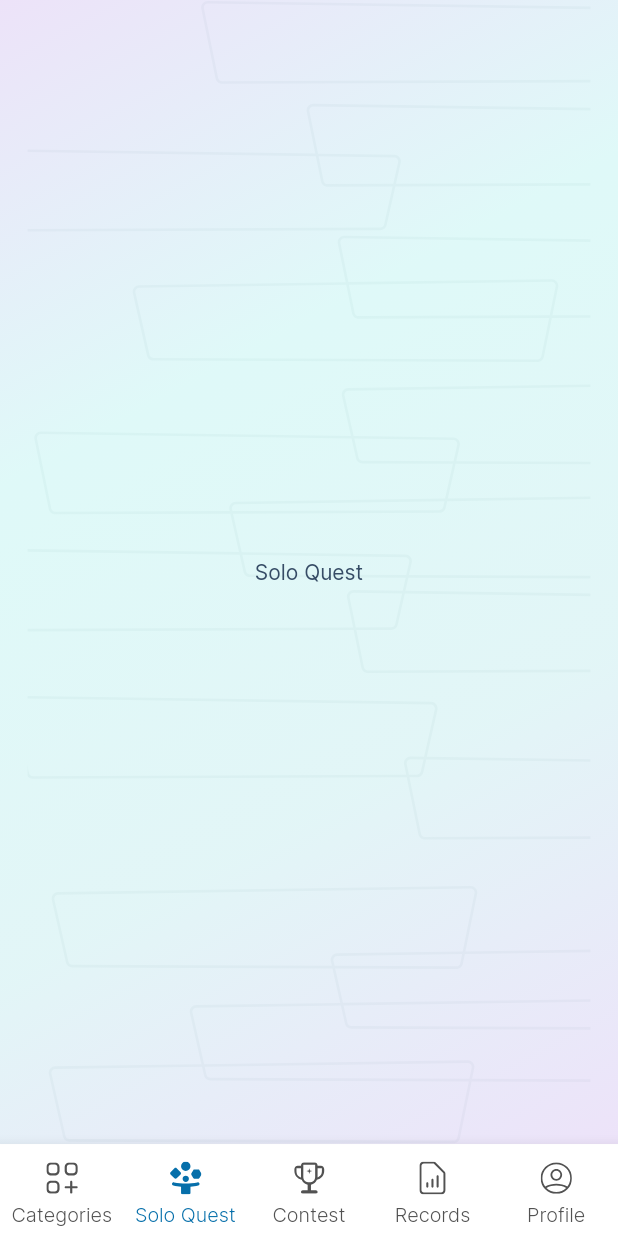
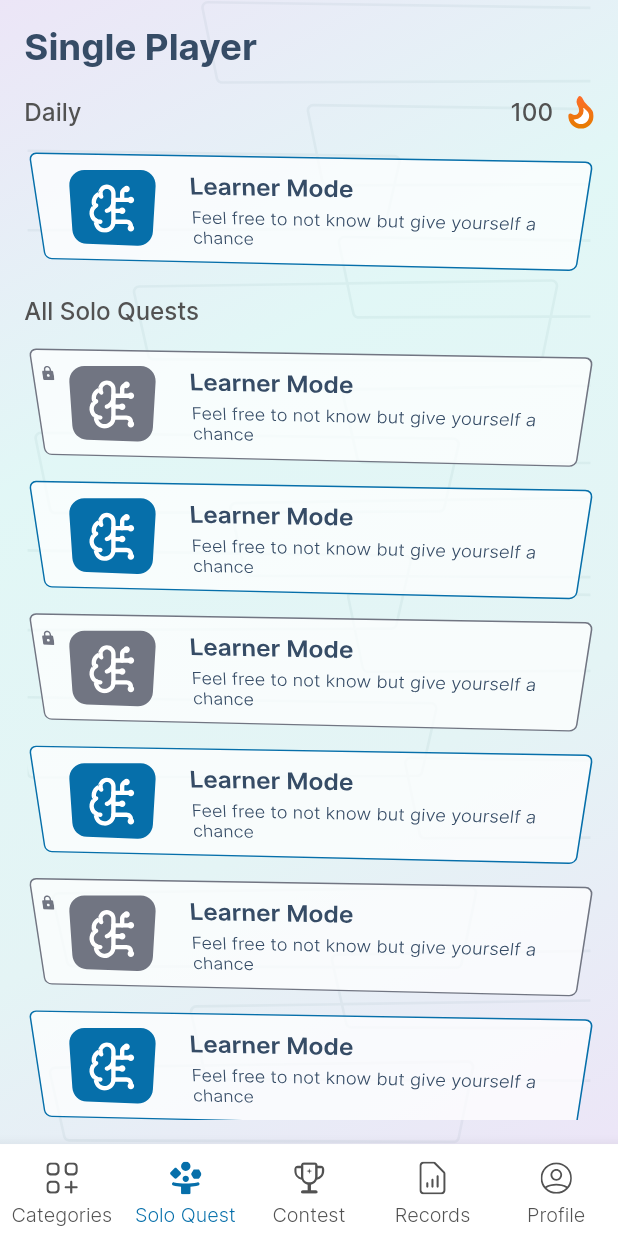
Before and after one commit to lappiahnuamah/Full-Android-Fastlane-Pipeline, a Flutter app: the CustomBottomNav screen opened directly, item 2 of the bottom bar chosen, on a phone screen of 412 x 824 dp. Run offline on Flutter 3.47's test engine with Material 3 defaults, Android fonts, the phone set to English and light mode, and no system bars; drawn by our look-alikes of overlay_support; our stand-ins replace connectivity_plus, device_info_plus, dio, equatable, firebase_core, firebase_messaging and 9 more; missing offline and left inert: flame_audio, libphonenumber_plugin; accounts and stored records are empty; network calls fail; project files that could hold a hidden picture were left out.

Commit message:
quests update

```diff
--- /dev/null
+++ b/lib/models/solo_quest/quest_model.dart
@@ -0,0 +1,34 @@
+import 'package:equatable/equatable.dart';
+
+class QuestModel extends Equatable {
+  final int id;
+  final String name;
+  final String description;
+  final String icon;
+  final bool isLocked;
+
+  const QuestModel({
+    required this.id,
+    required this.name,
+    required this.description,
+    required this.icon,
+    required this.isLocked,
+  });
+
+  factory QuestModel.fromJson(Map<String, dynamic> json) {
+    return QuestModel(
+      id: json['id'] ?? 0,
+      name: json['name'] ?? "",
+      description: json['description'] ?? "",
+      icon: json['icon'] ?? "",
+      isLocked: json['is_locked'] ?? true,
+    );
+  }
+
+  @override
+  List<Object?> get props => [id, name, description, icon, isLocked];
+
+  @override
+  bool get stringify =>
+      true; // Enable toString() method for better debugging  "🇬🇭 +233(0) "
+}
--- a/lib/resources/app_colors.dart
+++ b/lib/resources/app_colors.dart
@@ -36,7 +36,7 @@ class AppColors {
   static const kGrey200 = Color(0xFFE5E7EB);
 
   static const kGrey900 = Color(0xFF111827);
-static const hintTextBlack = Color(0xFF525252);
+  static const hintTextBlack = Color(0xFF525252);
 
   static const List<Color> kReplyOnMeToGradient = [
     Color(0xFFC2EFFE),
@@ -69,6 +69,11 @@ static const hintTextBlack = Color(0xFF525252);
   static const kDarkCardColor = Color(0xFF080808);
   static const kDarkBottomNavBarColor = Color(0xFF010101);
 
+////
+  ///
+  static const borderPrimary = Color(0xFF066FAA);
+  static const borderAccent = Color(0xFFAE3A4F);
+
   static const List<Color> kDarkHomeGradient = [
     Color(0xFF1A1F25),
     Color(0xFF212121),
--- a/lib/screens/contest/contest.dart
+++ b/lib/screens/contest/contest.dart
@@ -1,4 +1,10 @@
 import 'package:flutter/material.dart';
+import 'package:savyminds/constants.dart';
+import 'package:savyminds/models/solo_quest/quest_model.dart';
+import 'package:savyminds/resources/app_colors.dart';
+import 'package:savyminds/screens/solo_quest/components/quest_card.dart';
+import 'package:savyminds/utils/func.dart';
+import 'package:savyminds/widgets/custom_text.dart';
 
 class Contest extends StatefulWidget {
   const Contest({super.key});
@@ -10,8 +16,39 @@ class Contest extends StatefulWidget {
 class _ContestState extends State<Contest> {
   @override
   Widget build(BuildContext context) {
-    return const Center(
-      child: Text('Contest'),
+    Size size = MediaQuery.of(context).size;
+
+    return Padding(
+      padding: EdgeInsets.all(d.pSH(16)),
+      child: Column(crossAxisAlignment: CrossAxisAlignment.start, children: [
+        CustomText(
+          label: 'Multi Player',
+          fontWeight: FontWeight.w700,
+          fontSize: getFontSize(24, size),
+        ),
+        SizedBox(height: d.pSH(16)),
+        const CustomText(
+          label: 'All Contests',
+          fontWeight: FontWeight.w500,
+          color: AppColors.hintTextBlack,
+        ),
+        SizedBox(height: d.pSH(16)),
+        ...List.generate(
+          6,
+          (index) => Padding(
+            padding: EdgeInsets.only(bottom: d.pSH(10)),
+            child: QuestCard(
+              isMultiCard: true,
+              quest: QuestModel(
+                  id: 1,
+                  name: 'Contest Mode',
+                  description: 'Play with friends and flex your muscles',
+                  icon: "assets/icons/learner.svg",
+                  isLocked: index.isEven),
+            ),
+          ),
+        ),
+      ]),
     );
   }
 }
--- a/lib/screens/game/game/components/game_background.dart
+++ b/lib/screens/game/game/components/game_background.dart
@@ -18,7 +18,7 @@ class GameBackground extends StatelessWidget {
               : null,
         ),
         Opacity(
-          opacity: 0.65,
+          opacity: 0.5,
           child: Container(
             width: double.infinity,
             height: double.maxFinite,
--- a/lib/screens/records/records.dart
+++ b/lib/screens/records/records.dart
@@ -1,8 +1,11 @@
 import 'package:flutter/material.dart';
+import 'package:savyminds/constants.dart';
 import 'package:savyminds/screens/authentication/splashscreen.dart';
 import 'package:savyminds/utils/cache/content_mgt.dart';
 import 'package:savyminds/utils/cache/shared_preferences_helper.dart';
+import 'package:savyminds/utils/func.dart';
 import 'package:savyminds/utils/next_screen.dart';
+import 'package:savyminds/widgets/custom_text.dart';
 
 class Records extends StatefulWidget {
   const Records({super.key});
@@ -14,15 +17,18 @@ class Records extends StatefulWidget {
 class _RecordsState extends State<Records> {
   @override
   Widget build(BuildContext context) {
-    return Center(
-      child: InkWell(
-        onTap: () {
-          SharedPreferencesHelper.clearCache();
-          ContentManagement().clearAll();
-          nextScreen(context, const SplashScreen());
-        },
-        child: const Text('Records'),
-      ),
+    Size size = MediaQuery.of(context).size;
+
+    return Padding(
+      padding: EdgeInsets.all(d.pSH(16)),
+      child: Column(crossAxisAlignment: CrossAxisAlignment.start, children: [
+        CustomText(
+          label: 'Records',
+          fontWeight: FontWeight.w700,
+          fontSize: getFontSize(24, size),
+        ),
+        SizedBox(height: d.pSH(16)),
+      ]),
     );
   }
 }
--- /dev/null
+++ b/lib/screens/solo_quest/components/quest_card.dart
@@ -0,0 +1,124 @@
+import 'package:flutter/material.dart';
+import 'package:flutter_svg/svg.dart';
+import 'package:savyminds/constants.dart';
+import 'package:savyminds/models/solo_quest/quest_model.dart';
+import 'package:savyminds/resources/app_colors.dart';
+import 'package:savyminds/resources/app_images.dart';
+import 'package:savyminds/utils/func.dart';
+import 'package:savyminds/widgets/custom_text.dart';
+
+class QuestCard extends StatelessWidget {
+  const QuestCard({super.key, required this.quest, this.isMultiCard = false});
+  final QuestModel quest;
+  final bool isMultiCard;
+
+  @override
+  Widget build(BuildContext context) {
+    Size size = MediaQuery.of(context).size;
+
+    return Stack(
+      children: [
+        Transform(
+            alignment: Alignment.center,
+            transform: Matrix4.identity()
+              ..setEntry(3, 2, 0.002)
+              ..rotateX(0.4)
+              ..rotateY(0.05),
+            child: Container(
+              width: double.infinity,
+              clipBehavior: Clip.antiAliasWithSaveLayer,
+              padding: EdgeInsets.fromLTRB(
+                  d.pSW(5), d.pSH(10), d.pSH(10), d.pSH(10)),
+              margin: EdgeInsets.only(left: d.pSH(5), right: d.pSW(8)),
+              decoration: BoxDecoration(
+                color: Colors.white.withOpacity(0.75),
+                borderRadius: BorderRadius.circular(d.pSH(5)),
+                border: Border.all(
+                  color: quest.isLocked
+                      ? const Color(0xFF717582)
+                      : isMultiCard
+                          ? AppColors.borderAccent
+                          : AppColors.borderPrimary,
+                ),
+              ),
+              child:
+                  Row(crossAxisAlignment: CrossAxisAlignment.start, children: [
+                Opacity(
+                  opacity: quest.isLocked ? 1 : 0,
+                  child: SvgPicture.asset(
+                    AppImages.closedLock,
+                    fit: BoxFit.cover,
+                    colorFilter: const ColorFilter.mode(
+                        Color(0xFF717582), BlendMode.srcIn),
+                  ),
+                ),
+                SizedBox(
+                  width: d.pSW(7),
+                ),
+                //card
+                Expanded(
+                  child: Row(
+                    children: [
+                      SizedBox(
+                        height: d.pSH(55),
+                        width: d.pSH(55),
+                      ),
+                      SizedBox(
+                        width: d.pSW(25),
+                      ),
+                      Expanded(
+                        child: Column(
+                          mainAxisSize: MainAxisSize.min,
+                          crossAxisAlignment: CrossAxisAlignment.start,
+                          children: [
+                            CustomText(
+                              label: quest.name,
+                              fontWeight: FontWeight.w600,
+                            ),
+                            SizedBox(height: d.pSH(5)),
+                            CustomText(
+                              label: quest.description,
+                              fontWeight: FontWeight.w300,
+                              fontSize: getFontSize(12, size),
+                            ),
+                          ],
+                        ),
+                      ),
+                    ],
+                  ),
+                )
+              ]),
+            )),
+
+        //
+        Positioned(
+          top: d.pSH(10),
+          left: d.pSW(26),
+          child: SizedBox(
+            height: d.pSH(51),
+            width: d.pSH(59),
+            child: Stack(
+              children: [
+                SvgPicture.asset(
+                  "assets/icons/quest_icon_container.svg",
+                  fit: BoxFit.fill,
+                  colorFilter: ColorFilter.mode(
+                    quest.isLocked
+                        ? const Color(0xFF717582)
+                        : isMultiCard
+                            ? AppColors.borderAccent
+                            : AppColors.borderPrimary,
+                    BlendMode.srcIn,
+                  ),
+                ),
+                Align(
+                  child: SvgPicture.asset(quest.icon),
+                )
+              ],
+            ),
+          ),
+        )
+      ],
+    );
+  }
+}
--- a/lib/screens/solo_quest/solo_quest.dart
+++ b/lib/screens/solo_quest/solo_quest.dart
@@ -1,4 +1,11 @@
 import 'package:flutter/material.dart';
+import 'package:flutter_svg/flutter_svg.dart';
+import 'package:savyminds/constants.dart';
+import 'package:savyminds/models/solo_quest/quest_model.dart';
+import 'package:savyminds/resources/app_colors.dart';
+import 'package:savyminds/screens/solo_quest/components/quest_card.dart';
+import 'package:savyminds/utils/func.dart';
+import 'package:savyminds/widgets/custom_text.dart';
 
 class SoloQuest extends StatefulWidget {
   const SoloQuest({super.key});
@@ -10,8 +17,81 @@ class SoloQuest extends StatefulWidget {
 class _SoloQuestState extends State<SoloQuest> {
   @override
   Widget build(BuildContext context) {
-    return const Center(
-      child: Text('Solo Quest'),
+    Size size = MediaQuery.of(context).size;
+
+    return Padding(
+      padding: EdgeInsets.all(d.pSH(16)),
+      child: Column(crossAxisAlignment: CrossAxisAlignment.start, children: [
+        CustomText(
+          label: 'Single Player',
+          fontWeight: FontWeight.w700,
+          fontSize: getFontSize(24, size),
+        ),
+        SizedBox(height: d.pSH(16)),
+        Expanded(
+          child: SingleChildScrollView(
+            child: Column(
+              crossAxisAlignment: CrossAxisAlignment.start,
+              children: [
+                Row(
+                  mainAxisAlignment: MainAxisAlignment.spaceBetween,
+                  children: [
+                    const CustomText(
+                      label: 'Daily',
+                      fontWeight: FontWeight.w500,
+                      color: AppColors.hintTextBlack,
+                    ),
+                    Row(
+                      mainAxisSize: MainAxisSize.min,
+                      children: [
+                        const CustomText(
+                          label: '100',
+                          fontWeight: FontWeight.w500,
+                          color: AppColors.hintTextBlack,
+                        ),
+                        const SizedBox(width: 10),
+                        SvgPicture.asset("assets/icons/flame.svg")
+                      ],
+                    )
+                  ],
+                ),
+                SizedBox(height: d.pSH(16)),
+                const QuestCard(
+                  quest: QuestModel(
+                      id: 1,
+                      name: 'Learner Mode',
+                      description:
+                          'Feel free to not know but give yourself a chance',
+                      icon: "assets/icons/learner.svg",
+                      isLocked: false),
+                ),
+                SizedBox(height: d.pSH(16)),
+                const CustomText(
+                  label: 'All Solo Quests',
+                  fontWeight: FontWeight.w500,
+                  color: AppColors.hintTextBlack,
+                ),
+                SizedBox(height: d.pSH(16)),
+                ...List.generate(
+                  6,
+                  (index) => Padding(
+                    padding: EdgeInsets.only(bottom: d.pSH(10)),
+                    child: QuestCard(
+                      quest: QuestModel(
+                          id: 1,
+                          name: 'Learner Mode',
+                          description:
+                              'Feel free to not know but give yourself a chance',
+                          icon: "assets/icons/learner.svg",
+                          isLocked: index.isEven),
+                    ),
+                  ),
+                ),
+              ],
+            ),
+          ),
+        )
+      ]),
     );
   }
 }
```
Also changed, not shown: assets/icons/flame.svg (added), assets/icons/learner.svg (added), assets/icons/quest_icon_container.svg (added).
